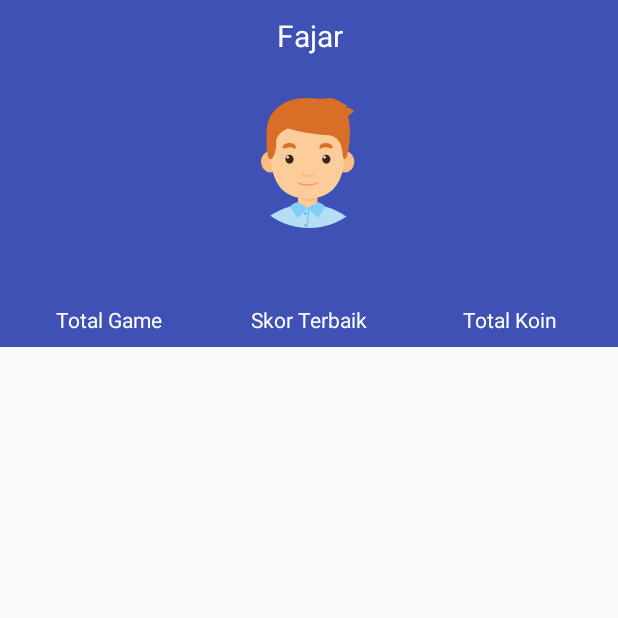
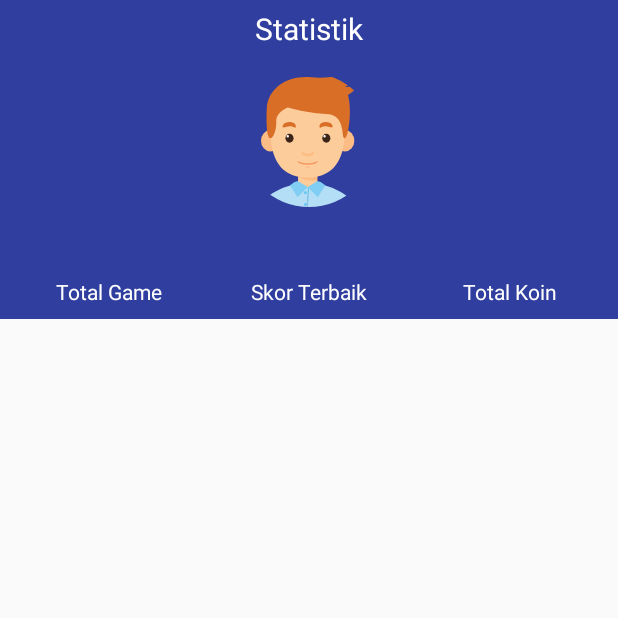
Before and after one commit to fajarsiddiq/Berpasangan, an Android app: the StatisticActivity screen opened directly, with no data from a screen before it, on a phone screen of 412 x 824 dp, the top half of it. Run offline under Robolectric (Android 15) with nearby library versions, the phone set to English and light mode, and no system bars; libraries missing offline, so code that uses them is left out: com.nispok.snackbar, com.norbsoft.typefacehelper; plain views replace CircularImageView; 5 statements that could not run were skipped.

Commit message:
Added custom font "Nord".

```diff
--- a/app/build.gradle
+++ b/app/build.gradle
@@ -29,4 +29,5 @@ dependencies {
     compile 'com.nispok:snackbar:2.11.+'
     compile 'com.github.satyan:sugar:1.5'
     compile 'com.mikhaellopez:circularimageview:3.0.2'
+    compile 'com.norbsoft.typefacehelper:library:0.9.0'
 }
--- a/app/src/main/java/com/fajarsiddiq/berpasangan/module/ModuleActivity.java
+++ b/app/src/main/java/com/fajarsiddiq/berpasangan/module/ModuleActivity.java
@@ -1,6 +1,9 @@
 package com.fajarsiddiq.berpasangan.module;
 
+import android.os.Bundle;
 import android.support.v7.app.AppCompatActivity;
+
+import com.norbsoft.typefacehelper.TypefaceHelper;
 
 /**
  * Created by Muhammad Fajar on 17/03/2016.
--- a/app/src/main/java/com/fajarsiddiq/berpasangan/module/board/BoardActivity.java
+++ b/app/src/main/java/com/fajarsiddiq/berpasangan/module/board/BoardActivity.java
@@ -3,6 +3,7 @@ package com.fajarsiddiq.berpasangan.module.board;
 import android.os.Bundle;
 
 import com.fajarsiddiq.berpasangan.module.ModuleActivity;
+import com.norbsoft.typefacehelper.TypefaceHelper;
 
 import static com.fajarsiddiq.berpasangan.R.layout.layout_board_activity;
 import static com.fajarsiddiq.berpasangan.R.id.id_board_activity_fragment;
@@ -21,6 +22,7 @@ public class BoardActivity extends ModuleActivity {
     protected void onCreate(Bundle savedInstanceState) {
         super.onCreate(savedInstanceState);
         setContentView(layout_board_activity);
+        TypefaceHelper.typeface(this);
         attemp = 0;
         answered = 0;
         totalQuestion = (getIntent().getIntExtra(row, 0) * getIntent().getIntExtra(column, 0)) / 2;
--- a/app/src/main/java/com/fajarsiddiq/berpasangan/module/main/MainFragment.java
+++ b/app/src/main/java/com/fajarsiddiq/berpasangan/module/main/MainFragment.java
@@ -29,6 +29,7 @@ import static com.fajarsiddiq.berpasangan.R.string.string_main_activity_exit_pro
 import static com.fajarsiddiq.berpasangan.R.string.string_main_activity_exit_prompt_negative;
 import static com.fajarsiddiq.berpasangan.R.string.string_main_activity_select_level_title;
 import static com.fajarsiddiq.berpasangan.R.array.array_level_name;
+import static com.norbsoft.typefacehelper.TypefaceHelper.typeface;
 import static java.lang.Integer.parseInt;
 import static java.lang.String.valueOf;
 
@@ -109,6 +110,7 @@ public class MainFragment extends ModuleFragment implements View.OnClickListener
                 });
                 AlertDialog dialog = builder.create();
                 dialog.show();
+                typeface(dialog.findViewById(android.R.id.message));
         }
     }
 
--- a/app/src/main/java/com/fajarsiddiq/berpasangan/module/result/ResultActivity.java
+++ b/app/src/main/java/com/fajarsiddiq/berpasangan/module/result/ResultActivity.java
@@ -4,6 +4,7 @@ import android.os.Bundle;
 import android.util.Log;
 
 import com.fajarsiddiq.berpasangan.module.ModuleActivity;
+import com.norbsoft.typefacehelper.TypefaceHelper;
 
 import static com.fajarsiddiq.berpasangan.R.layout.layout_result_activity;
 /**
@@ -16,6 +17,7 @@ public class ResultActivity extends ModuleActivity {
     protected void onCreate(Bundle savedInstanceState) {
         super.onCreate(savedInstanceState);
         setContentView(layout_result_activity);
+        TypefaceHelper.typeface(this);
     }
 
     @Override
--- a/app/src/main/java/com/fajarsiddiq/berpasangan/module/statistic/StatisticActivity.java
+++ b/app/src/main/java/com/fajarsiddiq/berpasangan/module/statistic/StatisticActivity.java
@@ -3,6 +3,7 @@ package com.fajarsiddiq.berpasangan.module.statistic;
 import android.os.Bundle;
 
 import com.fajarsiddiq.berpasangan.module.ModuleActivity;
+import com.norbsoft.typefacehelper.TypefaceHelper;
 
 import static com.fajarsiddiq.berpasangan.R.layout.layout_statistic_activity;
 
@@ -14,5 +15,6 @@ public class StatisticActivity extends ModuleActivity {
     protected void onCreate(Bundle savedInstanceState) {
         super.onCreate(savedInstanceState);
         setContentView(layout_statistic_activity);
+        TypefaceHelper.typeface(this);
     }
 }
--- a/app/src/main/res/drawable/drawable_back.xml
+++ b/app/src/main/res/drawable/drawable_back.xml
@@ -1,9 +1,4 @@
-<vector xmlns:android="http://schemas.android.com/apk/res/android"
-        android:width="24dp"
-        android:height="24dp"
-        android:viewportWidth="24.0"
-        android:viewportHeight="24.0">
-    <path
-        android:fillColor="#FF000000"
-        android:pathData="M15.41,7.41L14,6l-6,6 6,6 1.41,-1.41L10.83,12z"/>
+<vector android:height="40dp" android:viewportHeight="24.0"
+    android:viewportWidth="24.0" android:width="40dp" xmlns:android="http://schemas.android.com/apk/res/android">
+    <path android:fillColor="#FFFFFFFF" android:pathData="M15.41,7.41L14,6l-6,6 6,6 1.41,-1.41L10.83,12z"/>
 </vector>
--- a/app/src/main/res/layout/layout_statistic_fragment.xml
+++ b/app/src/main/res/layout/layout_statistic_fragment.xml
@@ -1,16 +1,21 @@
 <?xml version="1.0" encoding="utf-8"?>
 <RelativeLayout
     xmlns:android="http://schemas.android.com/apk/res/android"
-    android:orientation="vertical"
     style="@style/style_match_parent">
 
+    <ImageView
+        android:layout_width="wrap_content"
+        android:layout_height="wrap_content"
+        android:src="@drawable/drawable_back"
+        android:layout_alignParentLeft="true"/>
+
     <LinearLayout
+        android:id="@+id/id_statistic_fragment_header_linear_layout"
         android:layout_width="match_parent"
         android:layout_height="wrap_content"
-        android:layout_alignParentTop="true"
         android:orientation="vertical"
         android:gravity="center"
-        android:background="@color/color_primary">
+        android:background="@color/color_primary_dark">
 
         <TextView
             android:layout_width="match_parent"
@@ -18,14 +23,14 @@
             android:gravity="center_horizontal"
             android:textSize="20sp"
             android:textColor="@color/color_white"
-            android:padding="10dp"
-            android:text="Fajar"/>
+            android:padding="5dp"
+            android:text="Statistik"/>
 
         <com.mikhaellopez.circularimageview.CircularImageView
             android:layout_width="100dp"
             android:layout_height="100dp"
             android:padding="5dp"
-            android:layout_margin="10dp"
+            android:layout_margin="5dp"
             android:src="@drawable/drawable_user" />
 
         <LinearLayout
@@ -120,8 +125,11 @@
         android:layout_width="match_parent"
         android:layout_height="wrap_content"
         android:gravity="center_horizontal"
-        android:layout_alignParentBottom="true">
+        android:padding="15dp"
+        android:layout_below="@+id/id_statistic_fragment_header_linear_layout">
 
+        <android.support.v4.view.ViewPager
+            style="@style/style_match_parent"/>
 
     </LinearLayout>
 
```
Also changed, not shown: app/src/main/java/com/fajarsiddiq/berpasangan/module/main/MainActivity.java (+12 -0 lines), app/src/main/assets/fonts/NordRegular.ttf (added).
